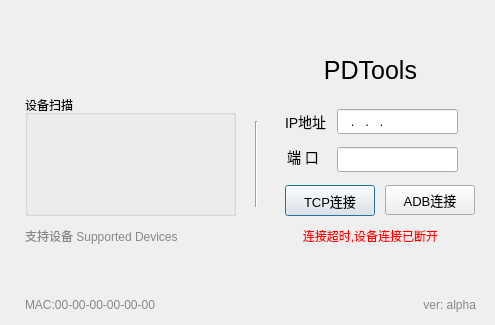
Old version of the form PDTools/logindialog.ui in the repository kisshang1993/PDTools.
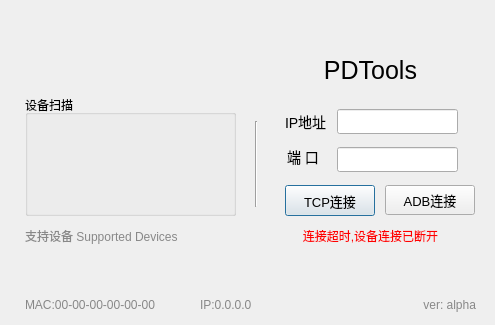
New version of the form.

What changed in the file:
```diff
--- a/PDTools/logindialog.ui
+++ b/PDTools/logindialog.ui
@@ -28,9 +28,6 @@
    <property name="styleSheet">
     <string notr="true">font-size:13px;</string>
    </property>
-   <property name="inputMask">
-    <string>000.000.000.000</string>
-   </property>
   </widget>
   <widget class="QLabel" name="label">
    <property name="geometry">
@@ -281,7 +278,7 @@
     <rect>
      <x>25</x>
      <y>295</y>
-     <width>221</width>
+     <width>141</width>
      <height>20</height>
     </rect>
    </property>
@@ -295,6 +292,25 @@
     <set>Qt::AlignLeading|Qt::AlignLeft|Qt::AlignVCenter</set>
    </property>
   </widget>
+  <widget class="QLabel" name="local_ip">
+   <property name="geometry">
+    <rect>
+     <x>200</x>
+     <y>295</y>
+     <width>141</width>
+     <height>20</height>
+    </rect>
+   </property>
+   <property name="styleSheet">
+    <string notr="true">color:#888;</string>
+   </property>
+   <property name="text">
+    <string>IP:0.0.0.0</string>
+   </property>
+   <property name="alignment">
+    <set>Qt::AlignLeading|Qt::AlignLeft|Qt::AlignVCenter</set>
+   </property>
+  </widget>
  </widget>
  <resources/>
  <connections/>
```
